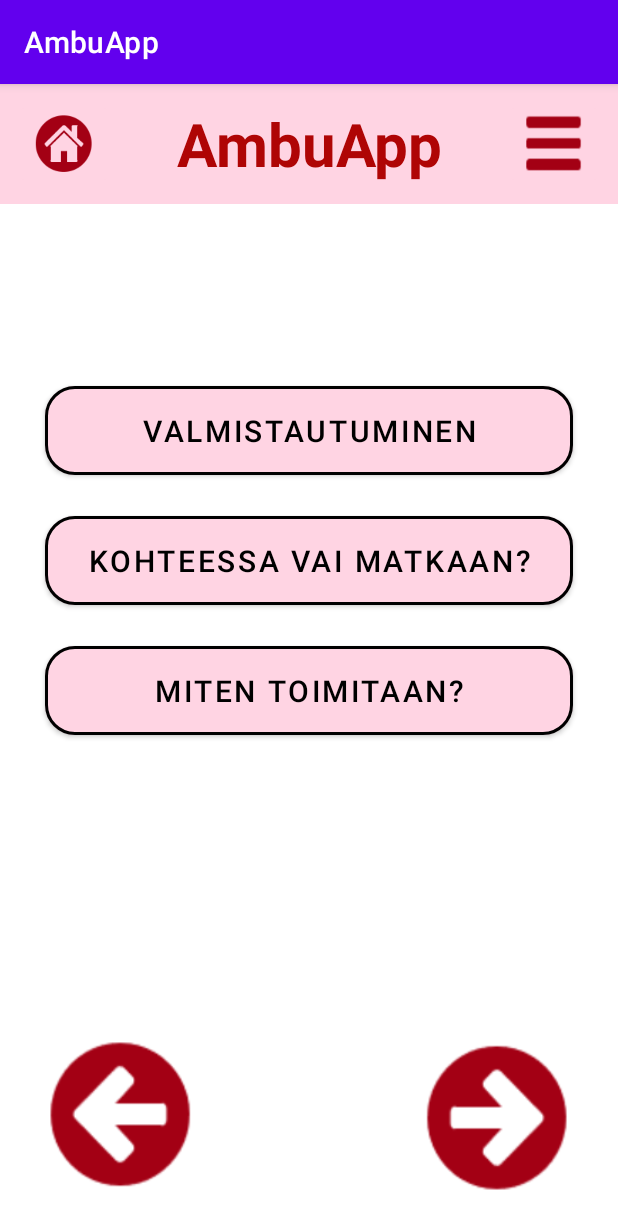
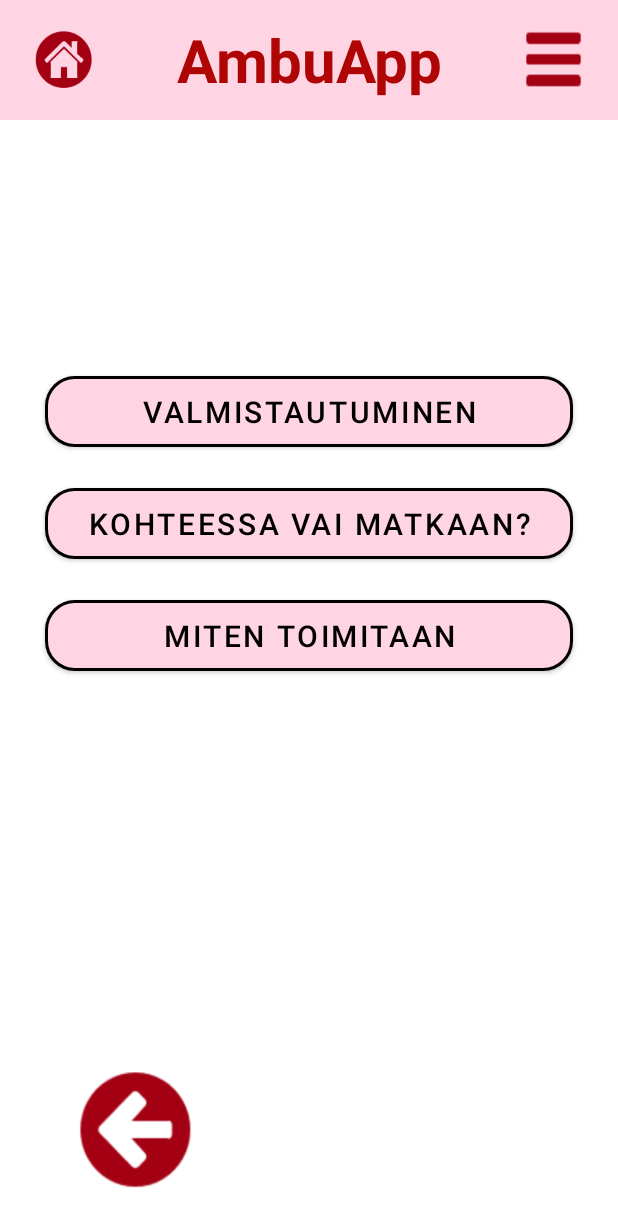
Before and after one commit to joeljunnila/ampuapp, an Android app: the screen it shows after launch (Valmistautuminen before the commit, MenuView after it), after a tap on "VALMISTAUTUMINEN", on a phone screen of 412 x 824 dp. Shown: the top 1229 px of the screen. Run offline under Robolectric (Android 15) with nearby library versions, the phone set to English and light mode, and no system bars.

Commit message:
keskeneräinen

```diff
--- a/AmbuApp/app/build.gradle
+++ b/AmbuApp/app/build.gradle
@@ -1,5 +1,6 @@
 plugins {
     id 'com.android.application'
+    id 'com.google.gms.google-services'
 }
 
 android {
@@ -33,6 +34,7 @@ dependencies {
     implementation 'androidx.appcompat:appcompat:1.2.0'
     implementation 'com.google.android.material:material:1.3.0'
     implementation 'androidx.constraintlayout:constraintlayout:1.1.3'
+    implementation 'com.google.firebase:firebase-storage:19.1.1'
     testImplementation 'junit:junit:4.+'
     androidTestImplementation 'androidx.test.ext:junit:1.1.2'
     androidTestImplementation 'androidx.test.espresso:espresso-core:3.3.0'
--- a/AmbuApp/app/src/main/java/com/example/ambuapp/Home.java
+++ /dev/null
@@ -1,28 +0,0 @@
-package com.example.ambuapp;
-
-import androidx.appcompat.app.AppCompatActivity;
-
-import android.content.Intent;
-import android.os.Bundle;
-import android.view.View;
-
-public class Home extends AppCompatActivity {
-
-    @Override
-    protected void onCreate(Bundle savedInstanceState) {
-        super.onCreate(savedInstanceState);
-        setContentView(R.layout.activity_home);
-    }
-
-    public void openActivity(View view) {
-        Intent intent = new Intent(this, Valmistautuminen.class);
-        setResult(RESULT_OK, intent);
-        startActivity(intent);
-    }
-
-    public void openActivity2(View view) {
-        Intent intent = new Intent(this, SynnytyksenJalkeen.class);
-        setResult(RESULT_OK, intent);
-        startActivity(intent);
-    }
-}
--- /dev/null
+++ b/AmbuApp/app/src/main/java/com/example/ambuapp/MenuView.java
@@ -0,0 +1,109 @@
+package com.example.ambuapp;
+
+import androidx.appcompat.app.AppCompatActivity;
+
+import android.content.Intent;
+import android.os.Bundle;
+import android.view.View;
+import android.widget.Button;
+import android.widget.ImageButton;
+
+import com.google.android.gms.common.util.Strings;
+
+public class MenuView extends AppCompatActivity {
+    Button button1;
+    Button button2;
+    Button button3;
+    Button button4;
+    Button button5;
+    Button button6;
+
+    ImageButton leftArrow;
+    ImageButton rightArrow;
+
+    //private StorageReference storageRef;
+
+    @Override
+    protected void onCreate(Bundle savedInstanceState) {
+        super.onCreate(savedInstanceState);
+        setContentView(R.layout.activity_menu);
+
+        button1 = (Button) findViewById(R.id.button1);
+        button2 = (Button) findViewById(R.id.button2);
+        button3 = (Button) findViewById(R.id.button3);
+        button4 = (Button) findViewById(R.id.button4);
+        button5 = (Button) findViewById(R.id.button5);
+        button6 = (Button) findViewById(R.id.button6);
+
+        button1.setVisibility(View.INVISIBLE);
+        //button2.setVisibility(View.INVISIBLE);
+        //button3.setVisibility(View.INVISIBLE);
+        //button4.setVisibility(View.INVISIBLE);
+        //button5.setVisibility(View.INVISIBLE);
+        button6.setVisibility(View.INVISIBLE);
+
+        button1.setText("1");
+        button2.setText("Valmistautuminen");
+        button3.setText("Synnytysvaiheet");
+        button4.setText("Tarkistus");
+        button5.setText("Erikoistilanteet");
+        button6.setText("6");
+
+        leftArrow = (ImageButton) findViewById(R.id.leftArrow);
+        rightArrow = (ImageButton) findViewById(R.id.rightArrow);
+
+        leftArrow.setVisibility(View.INVISIBLE);
+        rightArrow.setVisibility(View.INVISIBLE);
+
+        button2.setOnClickListener(new View.OnClickListener() {
+            @Override
+            public void onClick(View v) {
+                valmistautuminen();
+            }
+        });
+
+        /*storageRef = FirebaseStorage.getInstance().getReference();
+
+        try {
+            updateImages();
+        } catch (IOException e) {
+            e.printStackTrace();
+        }*/
+    }
+
+    public void valmistautuminen() {
+        button2.setVisibility(View.INVISIBLE);
+        button3.setText("Valmistautuminen");
+        button4.setText("Kohteessa vai matkaan?");
+        button5.setText("Miten toimitaan");
+        leftArrow.setVisibility(View.VISIBLE);
+    }
+
+    /*public void updateImages() throws IOException {
+        StorageReference ohjeRef = storageRef.child("kuvat/ohje.jpg");
+        File localFile = File.createTempFile("images", "jpg");
+
+        ohjeRef.getFile(localFile).addOnSuccessListener(new OnSuccessListener<FileDownloadTask.TaskSnapshot>() {
+            @Override
+            public void onSuccess(FileDownloadTask.TaskSnapshot taskSnapshot) {
+                // Local temp file has been created
+                Toast.makeText(getApplicationContext(), "toimii", Toast.LENGTH_LONG).show();
+                System.out.println("toimii: " + localFile);
+            }
+        }).addOnFailureListener(new OnFailureListener() {
+            @Override
+            public void onFailure(@NonNull Exception exception) {
+                // Handle any errors
+                Toast.makeText(getApplicationContext(), "kusi", Toast.LENGTH_LONG).show();
+                System.out.println("kusi");
+            }
+        });
+    }*/
+
+    public void returnHome(View view) {}
+
+    public void textViewActivity(View view) {
+        Intent intent = new Intent(this, TextView.class);
+        startActivity(intent);
+    }
+}
--- a/AmbuApp/app/src/main/java/com/example/ambuapp/Valmistautuminen.java
+++ /dev/null
@@ -1,22 +0,0 @@
-package com.example.ambuapp;
-
-import androidx.appcompat.app.AppCompatActivity;
-
-import android.content.Intent;
-import android.os.Bundle;
-import android.view.View;
-
-public class Valmistautuminen extends AppCompatActivity {
-
-    @Override
-    protected void onCreate(Bundle savedInstanceState) {
-        super.onCreate(savedInstanceState);
-        setContentView(R.layout.activity_valmistautuminen);
-    }
-
-    public void returnHome(View view) {
-        Intent intent = new Intent(this, Home.class);
-        setResult(RESULT_OK, intent);
-        startActivity(intent);
-    }
-}
--- /dev/null
+++ b/AmbuApp/app/src/main/res/layout/activity_menu.xml
@@ -0,0 +1,37 @@
+<?xml version="1.0" encoding="utf-8"?>
+<LinearLayout xmlns:android="http://schemas.android.com/apk/res/android"
+    xmlns:app="http://schemas.android.com/apk/res-auto"
+    xmlns:tools="http://schemas.android.com/tools"
+    android:layout_width="match_parent"
+    android:layout_height="match_parent"
+    tools:context=".MenuView"
+    android:orientation="vertical">
+
+    <include layout="@layout/menu_bar" />
+
+    <Button style="@style/myButtonStyle"
+        android:id="@+id/button1"
+        android:text="Button 1" />
+
+    <Button style="@style/myButtonStyle"
+        android:id="@+id/button2"
+        android:text="@string/homeText1" />
+
+    <Button style="@style/myButtonStyle"
+        android:id="@+id/button3"
+        android:text="@string/homeText2" />
+
+    <Button style="@style/myButtonStyle"
+        android:id="@+id/button4"
+        android:text="@string/homeText3" />
+
+    <Button style="@style/myButtonStyle"
+        android:id="@+id/button5"
+        android:text="@string/homeText4" />
+
+    <Button style="@style/myButtonStyle"
+        android:id="@+id/button6"
+        android:text="Button 2" />
+
+    <include layout="@layout/arrows" />
+</LinearLayout>
--- a/AmbuApp/app/src/main/res/layout/activity_synnytyksen_jalkeen.xml
+++ b/AmbuApp/app/src/main/res/layout/activity_text.xml
@@ -4,7 +4,7 @@
     xmlns:tools="http://schemas.android.com/tools"
     android:layout_width="match_parent"
     android:layout_height="match_parent"
-    tools:context=".SynnytyksenJalkeen"
+    tools:context=".TextView"
     android:orientation="vertical">
 
     <include layout="@layout/menu_bar" />
--- a/AmbuApp/app/src/main/res/layout/activity_valmistautuminen.xml
+++ /dev/null
@@ -1,29 +0,0 @@
-<?xml version="1.0" encoding="utf-8"?>
-<LinearLayout xmlns:android="http://schemas.android.com/apk/res/android"
-    xmlns:app="http://schemas.android.com/apk/res-auto"
-    xmlns:tools="http://schemas.android.com/tools"
-    android:layout_width="match_parent"
-    android:layout_height="match_parent"
-    tools:context=".Valmistautuminen"
-    android:orientation="vertical">
-
-    <include layout="@layout/menu_bar" />
-
-    <Space
-        android:layout_width="match_parent"
-        android:layout_height="100dp" />
-
-    <Button style="@style/myButtonStyle"
-        android:id="@+id/valmistautuminenButton1"
-        android:text="@string/valmistautuminenText1" />
-
-    <Button style="@style/myButtonStyle"
-        android:id="@+id/valmistautuminenButton2"
-        android:text="@string/valmistautuminenText2" />
-
-    <Button style="@style/myButtonStyle"
-        android:id="@+id/valmistautuminenButton3"
-        android:text="@string/valmistautuminenText3" />
-
-    <include layout="@layout/arrows" />
-</LinearLayout>
--- a/AmbuApp/app/src/main/res/layout/arrows.xml
+++ b/AmbuApp/app/src/main/res/layout/arrows.xml
@@ -7,15 +7,17 @@
     android:orientation="horizontal">
 
     <ImageButton style="@style/arrowButtonStyle"
+        android:layout_width="100dp"
+        android:layout_height="100dp"
         android:id="@+id/leftArrow"
         android:layout_marginEnd="130dp"
-
         android:src="@drawable/left"
         android:scaleType="fitXY" />
 
     <ImageButton style="@style/arrowButtonStyle"
+        android:layout_width="100dp"
+        android:layout_height="100dp"
         android:id="@+id/rightArrow"
         android:src="@drawable/right"
         android:scaleType="fitXY" />
-
 </LinearLayout>
--- a/AmbuApp/app/src/main/res/layout/menu_bar.xml
+++ b/AmbuApp/app/src/main/res/layout/menu_bar.xml
@@ -7,7 +7,7 @@
     android:background="@color/secondaryColor"
     android:padding="10dp">
 
-<ImageButton
+    <ImageButton
         android:id="@+id/imageButton"
         android:onClick="returnHome"
         android:layout_width="0dp"
--- a/AmbuApp/app/src/main/res/values-night/themes.xml
+++ /dev/null
@@ -1,16 +0,0 @@
-<resources xmlns:tools="http://schemas.android.com/tools">
-    <!-- Base application theme. -->
-    <style name="Theme.AmbuApp" parent="Theme.MaterialComponents.DayNight.DarkActionBar">
-        <!-- Primary brand color. -->
-        <item name="colorPrimary">@color/purple_200</item>
-        <item name="colorPrimaryVariant">@color/purple_700</item>
-        <item name="colorOnPrimary">@color/black</item>
-        <!-- Secondary brand color. -->
-        <item name="colorSecondary">@color/teal_200</item>
-        <item name="colorSecondaryVariant">@color/teal_200</item>
-        <item name="colorOnSecondary">@color/black</item>
-        <!-- Status bar color. -->
-        <item name="android:statusBarColor" tools:targetApi="l">?attr/colorPrimaryVariant</item>
-        <!-- Customize your theme here. -->
-    </style>
-</resources>
--- a/AmbuApp/app/src/main/res/values/styles.xml
+++ b/AmbuApp/app/src/main/res/values/styles.xml
@@ -4,7 +4,7 @@
         <item name="android:layout_width">match_parent</item>
         <item name="android:layout_height">wrap_content</item>
         <item name="android:textSize">20sp</item>
-        <item name="android:padding">16dp</item>
+        <item name="android:padding">10dp</item>
         <item name="android:layout_marginLeft">30dp</item>
         <item name="android:layout_marginRight">30dp</item>
         <item name="android:layout_marginTop">15dp</item>
--- a/AmbuApp/app/src/main/res/values/themes.xml
+++ b/AmbuApp/app/src/main/res/values/themes.xml
@@ -1,6 +1,6 @@
 <resources xmlns:tools="http://schemas.android.com/tools">
     <!-- Base application theme. -->
-    <style name="Theme.AmbuApp" parent="Theme.MaterialComponents.DayNight.DarkActionBar">
+    <style name="Theme.AmbuApp" parent="Theme.MaterialComponents.Light.NoActionBar">
     <!-- Primary brand color. -->
     <item name="colorPrimary">@color/purple_500</item>
     <item name="colorPrimaryVariant">@color/purple_700</item>
@@ -10,7 +10,7 @@
     <item name="colorSecondaryVariant">@color/teal_700</item>
     <item name="colorOnSecondary">@color/black</item>
     <!-- Status bar color. -->
-        <item name="android:statusBarColor" tools:targetApi="l">?attr/colorPrimaryVariant</item>
+    <item name="android:statusBarColor" tools:targetApi="l">@color/black</item>
     <!-- Customize your theme here. -->
     </style>
 </resources>
--- a/AmbuApp/build.gradle
+++ b/AmbuApp/build.gradle
@@ -6,6 +6,7 @@ buildscript {
     }
     dependencies {
         classpath "com.android.tools.build:gradle:4.1.2"
+        classpath 'com.google.gms:google-services:4.3.3'
 
         // NOTE: Do not place your application dependencies here; they belong
         // in the individual module build.gradle files
```
Also changed, not shown: AmbuApp/app/src/main/AndroidManifest.xml (+4 -3 lines), AmbuApp/app/src/main/java/com/example/ambuapp/TextView.java (renamed from AmbuApp/app/src/main/java/com/example/ambuapp/SynnytyksenJalkeen.java, +3 -4 lines), AmbuApp/app/src/main/res/layout/activity_home.xml (deleted, +0 -36 lines), 1 other file. Lines whose indentation alone changed are shown as unchanged.
